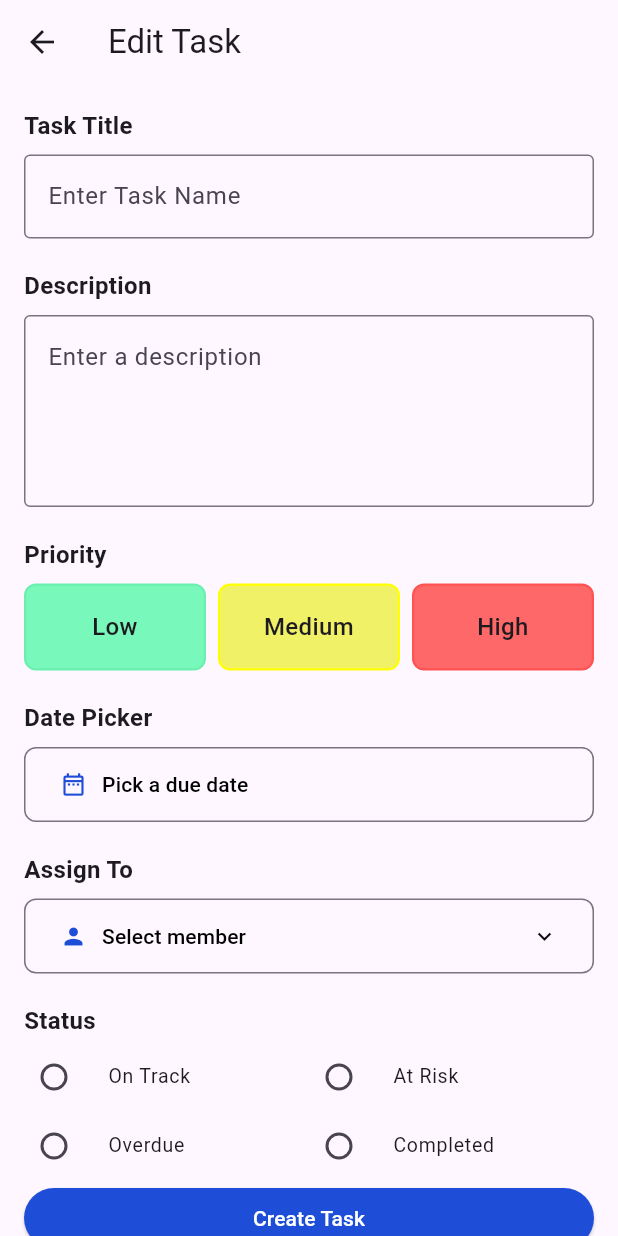
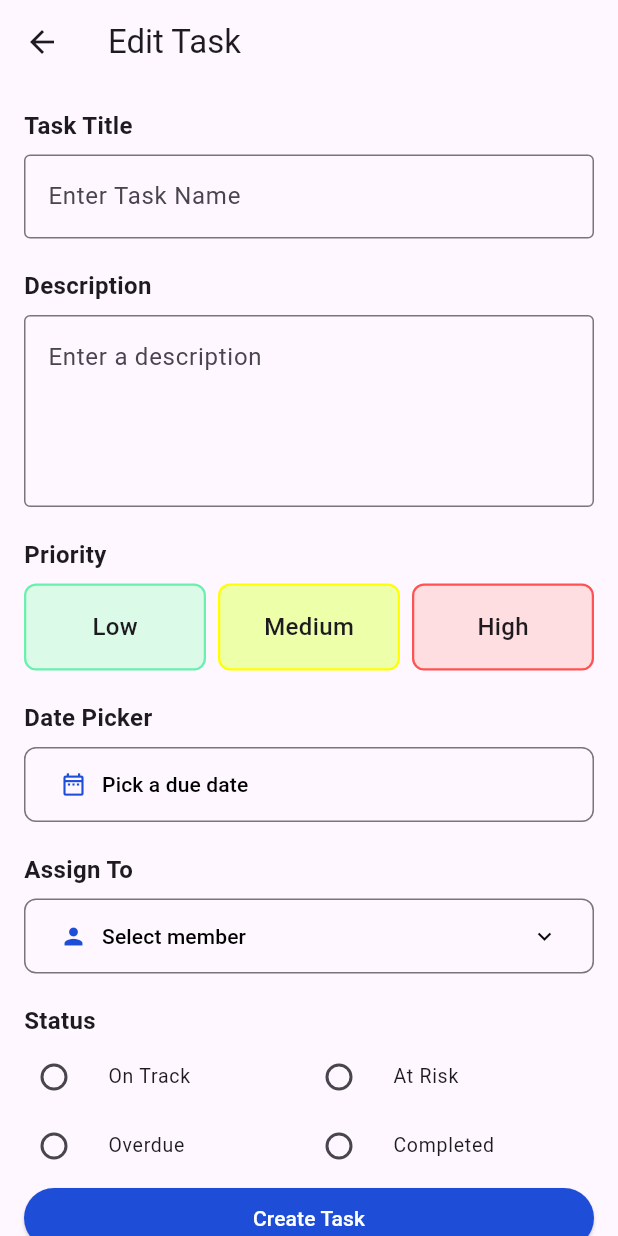
Before and after one commit to L-nsamba/Group13_Formative_Assignment1, a Flutter app: the CreateEditTaskScreen screen opened by its route, on a phone screen of 412 x 824 dp. Run offline on Flutter 3.47's test engine with Material 3 defaults, Android fonts, the phone set to English and light mode, and no system bars.

Commit message:
addition of a gesture detector to the priority buttons so they highlight when selected

```diff
--- a/project_task_tracker/lib/screens/create_edit_task_screen.dart
+++ b/project_task_tracker/lib/screens/create_edit_task_screen.dart
@@ -9,6 +9,7 @@ class CreateEditTaskScreen extends StatefulWidget {
 
 class _CreateEditTaskScreenState extends State<CreateEditTaskScreen> {
   String? selectedStatus;
+  String? selectedPriority;
   @override
   Widget build(BuildContext context) {
     return Scaffold(
@@ -63,17 +64,35 @@ class _CreateEditTaskScreenState extends State<CreateEditTaskScreen> {
               Row(
                 children: [
                   Expanded(
+                    child: GestureDetector(
+                      onTap: () {
+                        setState(() {
+                          selectedPriority = 'Low';
+                        });
+                      },
                       child: Container(
                         padding: const EdgeInsets.all(16.0),
                         decoration: BoxDecoration(
-                        color: const Color.fromARGB(255, 121, 248, 187),
+                          color: selectedPriority == 'Low'
+                              ? const Color.fromARGB(255, 121, 248, 187)
+                              : const Color.fromARGB(255, 220, 250, 232),
                           border: Border.all(
-                          color: Colors.greenAccent,
-                          width: 1.5,
+                            color: selectedPriority == 'Low'
+                                ? Colors.green
+                                : Colors.greenAccent,
+                            width: selectedPriority == 'Low' ? 2.5 : 1.5,
                           ),
                           borderRadius: BorderRadius.circular(8.0),
                         ),
-                      child: const Text(
+                        child: Row(
+                          mainAxisAlignment: MainAxisAlignment.center,
+                          children: [
+                            if (selectedPriority == 'Low')
+                              const Icon(Icons.check, size: 18),
+                            if (selectedPriority == 'Low')
+                              const SizedBox(width: 4),
+
+                            Text(
                               'Low',
                               style: TextStyle(
                                 fontSize: 16.0,
@@ -81,23 +100,44 @@ class _CreateEditTaskScreenState extends State<CreateEditTaskScreen> {
                               ),
                               textAlign: TextAlign.center,
                             ),
+                          ],
+                        ),
+                      ),
                     ),
                   ),
 
                   const SizedBox(width: 8.0),
 
                   Expanded(
+                    child: GestureDetector(
+                      onTap: () {
+                        setState(() {
+                          selectedPriority = 'Medium';
+                        });
+                      },
                       child: Container(
                         padding: const EdgeInsets.all(16.0),
                         decoration: BoxDecoration(
-                        color: const Color.fromARGB(255, 241, 241, 103),
+                          color: selectedPriority == 'Medium'
+                              ? const Color.fromARGB(255, 241, 241, 103)
+                              : Color.fromARGB(255, 238, 255, 169),
                           border: Border.all(
-                          color: Colors.yellowAccent,
-                          width: 1.5,
+                            color: selectedPriority == 'Medium'
+                                ? Colors.yellow
+                                : Colors.yellowAccent,
+                            width: selectedPriority == 'Medium' ? 2.5 : 1.5,
                           ),
                           borderRadius: BorderRadius.circular(8.0),
                         ),
-                      child: const Text(
+                        child: Row(
+                          mainAxisAlignment: MainAxisAlignment.center,
+                          children: [
+                            if (selectedPriority == 'Medium')
+                              const Icon(Icons.check, size: 18),
+                            if (selectedPriority == 'Medium')
+                              const SizedBox(width: 4),
+
+                            const Text(
                               'Medium',
                               style: TextStyle(
                                 fontSize: 16.0,
@@ -105,26 +145,53 @@ class _CreateEditTaskScreenState extends State<CreateEditTaskScreen> {
                               ),
                               textAlign: TextAlign.center,
                             ),
+                          ],
+                        ),
+                      ),
                     ),
                   ),
 
                   const SizedBox(width: 8.0),
 
                   Expanded(
+                    child: GestureDetector(
+                      onTap: () {
+                        setState(() {
+                          selectedPriority = 'High';
+                        });
+                      },
                       child: Container(
                         padding: const EdgeInsets.all(16.0),
                         decoration: BoxDecoration(
-                        color: const Color.fromARGB(255, 254, 104, 104),
-                        border: Border.all(color: Colors.redAccent, width: 1.5),
+                          color: selectedPriority == 'High'
+                              ? const Color.fromARGB(255, 254, 104, 104)
+                              : const Color.fromARGB(255, 255, 222, 225),
+                          border: Border.all(
+                            color: selectedPriority == 'High'
+                                ? Colors.red
+                                : Colors.redAccent,
+                            width: selectedPriority == 'High' ? 2.5 : 1.5,
+                          ),
                           borderRadius: BorderRadius.circular(8.0),
                         ),
-                      child: const Text(
+                        child: Row(
+                          mainAxisAlignment: MainAxisAlignment.center,
+                          children: [
+                            if (selectedPriority == 'High')
+                              const Icon(Icons.check, size: 18),
+
+                            if (selectedPriority == 'High')
+                              const SizedBox(width: 4),
+                            const Text(
                               'High',
                               style: TextStyle(
                                 fontSize: 16.0,
                                 fontWeight: FontWeight.w500,
                               ),
                               textAlign: TextAlign.center,
+                            ),
+                          ],
+                        ),
                       ),
                     ),
                   ),
```
Lines whose indentation alone changed are shown as unchanged.
